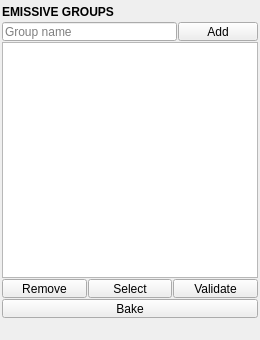
The window that tentacle/ui/tools/emissive_groups.ui (m3trik/tentacle) describes before a commit, drawn with Qt 5.
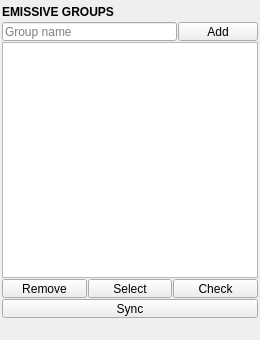
The same window after the commit. Custom widgets are drawn as their Qt base class.

What changed in the file:
```diff
--- a/tentacle/ui/tools/emissive_groups.ui
+++ b/tentacle/ui/tools/emissive_groups.ui
@@ -215,7 +215,7 @@
 orphaned groups and foreign vertex-color layers.</string>
           </property>
           <property name="text">
-           <string>Validate</string>
+           <string>Check</string>
           </property>
          </widget>
         </item>
@@ -240,7 +240,7 @@
 Vertex Color rides the FBX; Mask Texture writes an _EMask image.</string>
         </property>
         <property name="text">
-         <string>Bake</string>
+         <string>Sync</string>
         </property>
        </widget>
       </item>
```
Left out of the diff: 18 changed lines with no effect on the pictures.
